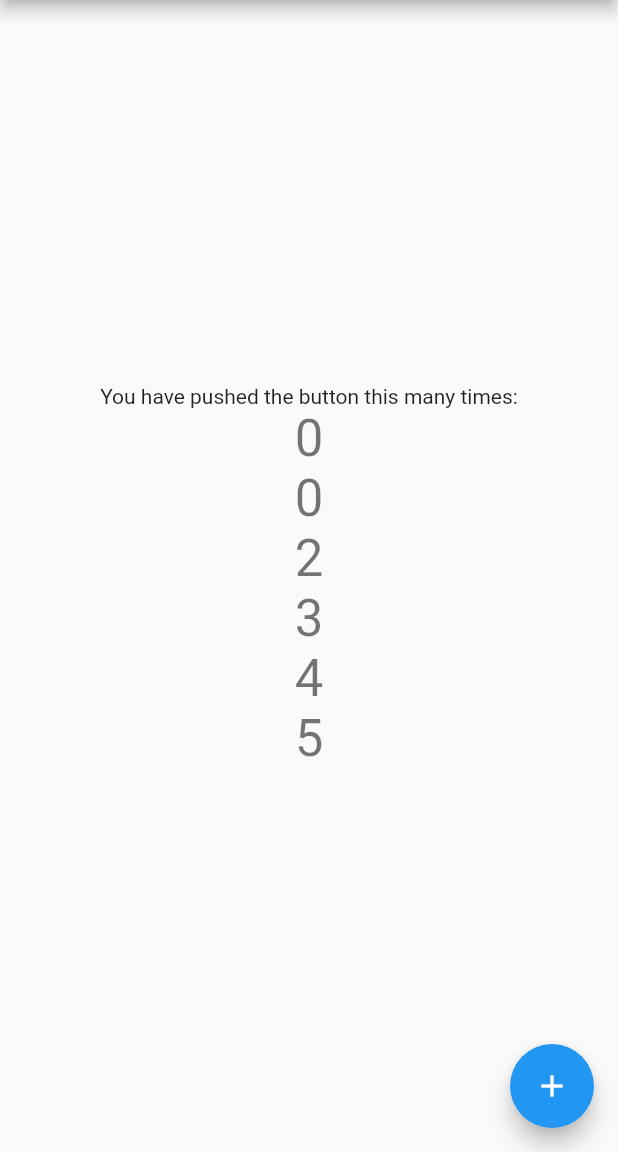
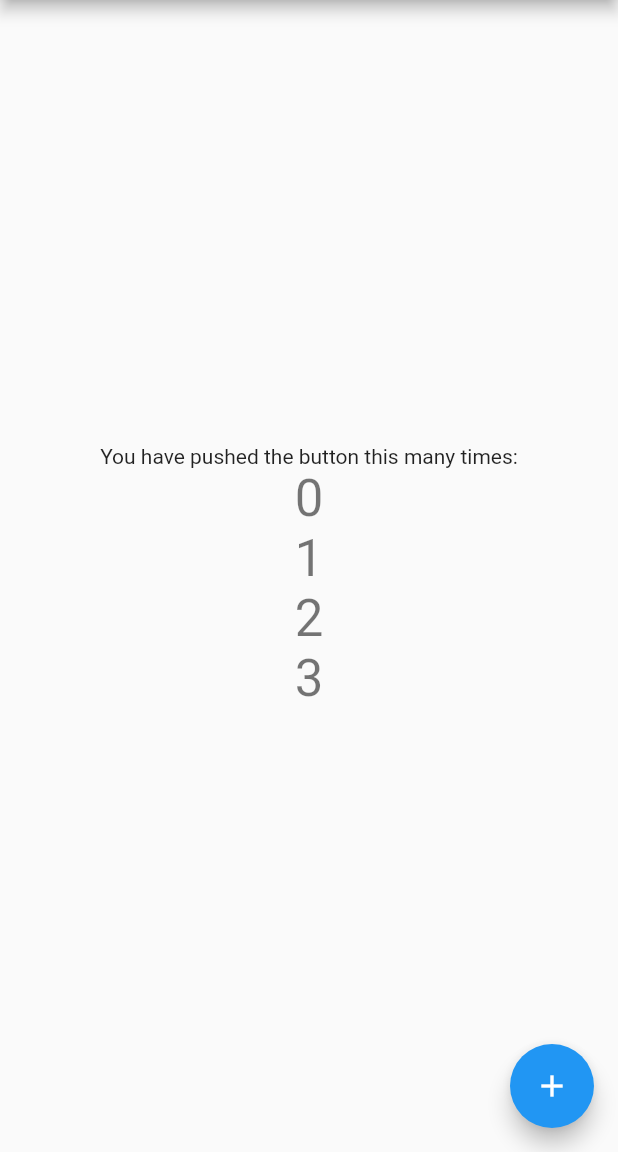
Before and after one commit to ItdaTeam/git_test, a Flutter app: the screen it shows after launch, on a phone screen of 412 x 824 dp, the part 84-1236 px from its top. Run offline on Flutter 3.47's test engine with Material 2 defaults, Android fonts, the phone set to English and light mode, and no system bars.

Commit message:
1,2,3만 있음

```diff
--- a/lib/main.dart
+++ b/lib/main.dart
@@ -104,11 +104,9 @@ class _MyHomePageState extends State<MyHomePage> {
             ),
 
 
-            Text('0', style: Theme.of(context).textTheme.headline4,),
+            Text('1', style: Theme.of(context).textTheme.headline4,),
             Text('2', style: Theme.of(context).textTheme.headline4,),
             Text('3', style: Theme.of(context).textTheme.headline4,),
-            Text('4', style: Theme.of(context).textTheme.headline4,),
-            Text('5', style: Theme.of(context).textTheme.headline4,),
           ],
         ),
       ),
```
